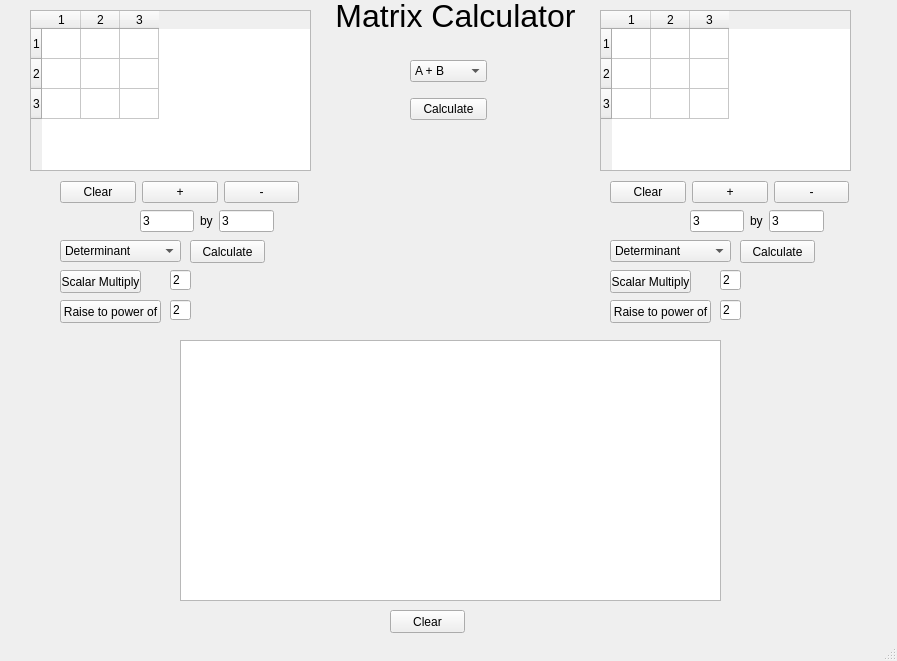
First picture: the form in mainwindow.ui, repository justinhay14/Matrix-Calulator-cpp, before the edit.
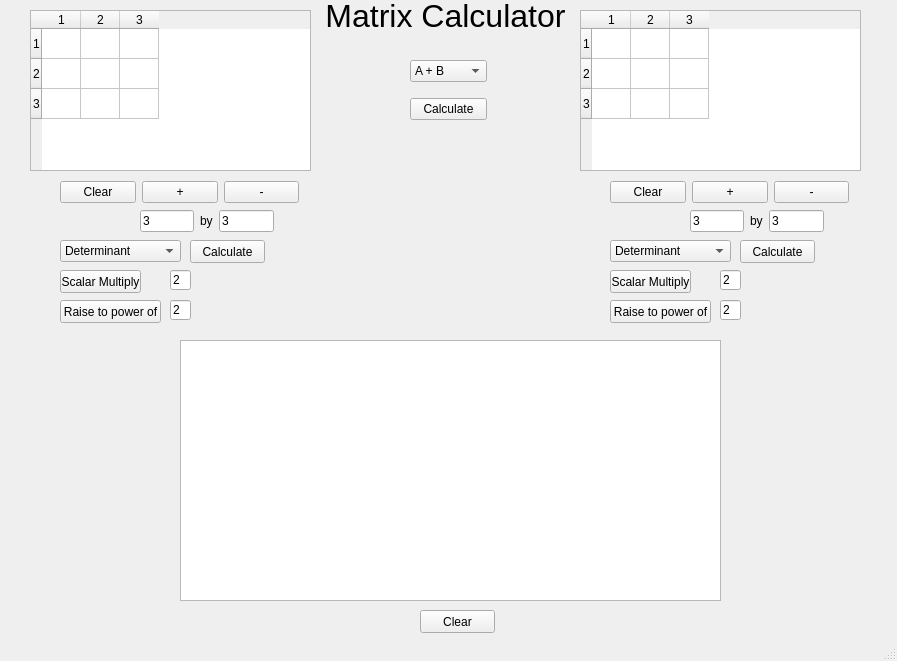
Second picture: the form after the edit.

```diff
--- a/mainwindow.ui
+++ b/mainwindow.ui
@@ -217,9 +217,9 @@
    <widget class="QTableWidget" name="tableWidget_2">
     <property name="geometry">
      <rect>
-      <x>600</x>
+      <x>580</x>
       <y>10</y>
-      <width>251</width>
+      <width>281</width>
       <height>161</height>
      </rect>
     </property>
@@ -268,22 +268,31 @@
       <string/>
      </property>
      <property name="textAlignment">
-      <set>AlignCenter</set>
+      <set>AlignLeading|AlignVCenter</set>
      </property>
     </item>
     <item row="0" column="1">
+     <property name="text">
+      <string/>
+     </property>
      <property name="textAlignment">
-      <set>AlignCenter</set>
+      <set>AlignLeading|AlignVCenter</set>
      </property>
     </item>
     <item row="0" column="2">
+     <property name="text">
+      <string/>
+     </property>
      <property name="textAlignment">
-      <set>AlignCenter</set>
+      <set>AlignLeading|AlignVCenter</set>
      </property>
     </item>
     <item row="1" column="0">
+     <property name="text">
+      <string/>
+     </property>
      <property name="textAlignment">
-      <set>AlignCenter</set>
+      <set>AlignLeading|AlignVCenter</set>
      </property>
     </item>
     <item row="1" column="1">
@@ -291,7 +300,7 @@
       <string/>
      </property>
      <property name="textAlignment">
-      <set>AlignCenter</set>
+      <set>AlignLeading|AlignVCenter</set>
      </property>
     </item>
     <item row="1" column="2">
@@ -299,7 +308,7 @@
       <string/>
      </property>
      <property name="textAlignment">
-      <set>AlignCenter</set>
+      <set>AlignLeading|AlignVCenter</set>
      </property>
     </item>
     <item row="2" column="0">
@@ -307,12 +316,15 @@
       <string/>
      </property>
      <property name="textAlignment">
-      <set>AlignCenter</set>
+      <set>AlignLeading|AlignVCenter</set>
      </property>
     </item>
     <item row="2" column="1">
+     <property name="text">
+      <string/>
+     </property>
      <property name="textAlignment">
-      <set>AlignCenter</set>
+      <set>AlignLeading|AlignVCenter</set>
      </property>
     </item>
     <item row="2" column="2">
@@ -320,7 +332,7 @@
       <string/>
      </property>
      <property name="textAlignment">
-      <set>AlignCenter</set>
+      <set>AlignLeading|AlignVCenter</set>
      </property>
     </item>
    </widget>
@@ -648,7 +660,7 @@
    <widget class="QLabel" name="label">
     <property name="geometry">
      <rect>
-      <x>300</x>
+      <x>290</x>
       <y>0</y>
       <width>311</width>
       <height>31</height>
@@ -669,7 +681,7 @@
    <widget class="QPushButton" name="pushButton_15">
     <property name="geometry">
      <rect>
-      <x>390</x>
+      <x>420</x>
       <y>610</y>
       <width>75</width>
       <height>23</height>
```
Left out of the diff: 27 changed lines with no effect on the pictures.
